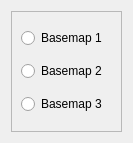
This is designer/ui/BaseMapLoaderDialog.ui in Archont561/umwl-geology-qgis-plugin as Qt 5 draws it before an edit. The edited form follows.
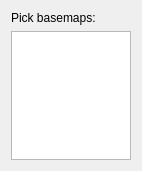
This is the edited form.

Commit message: feat(ui): continue with designing ui for plugin

Diff of the .ui file:
```diff
--- a/designer/ui/BaseMapLoaderDialog.ui
+++ b/designer/ui/BaseMapLoaderDialog.ui
@@ -6,8 +6,8 @@
    <rect>
     <x>0</x>
     <y>0</y>
-    <width>133</width>
-    <height>143</height>
+    <width>142</width>
+    <height>171</height>
    </rect>
   </property>
   <property name="windowTitle">
@@ -15,45 +15,18 @@
   </property>
   <layout class="QVBoxLayout" name="verticalLayout">
    <item>
-    <widget class="QScrollArea" name="scrollArea">
-     <property name="widgetResizable">
-      <bool>true</bool>
+    <widget class="QLabel" name="label">
+     <property name="text">
+      <string>Pick basemaps:</string>
      </property>
-     <widget class="QWidget" name="scrollAreaWidgetContents">
-      <property name="geometry">
-       <rect>
-        <x>0</x>
-        <y>0</y>
-        <width>113</width>
-        <height>123</height>
-       </rect>
-      </property>
-      <layout class="QVBoxLayout" name="verticalLayout_2">
-       <item>
-        <widget class="QRadioButton" name="radioButton">
-         <property name="text">
-          <string>Basemap 1</string>
-         </property>
-        </widget>
-       </item>
-       <item>
-        <widget class="QRadioButton" name="radioButton_2">
-         <property name="text">
-          <string>Basemap 2</string>
-         </property>
-        </widget>
-       </item>
-       <item>
-        <widget class="QRadioButton" name="radioButton_3">
-         <property name="text">
-          <string>Basemap 3</string>
-         </property>
-        </widget>
-       </item>
-      </layout>
-     </widget>
+     <property name="buddy">
+      <cstring>label</cstring>
+     </property>
     </widget>
    </item>
+   <item>
+    <widget class="QListWidget" name="listWidget"/>
+   </item>
   </layout>
  </widget>
  <resources/>
```
The commit also changes 4 other files.
